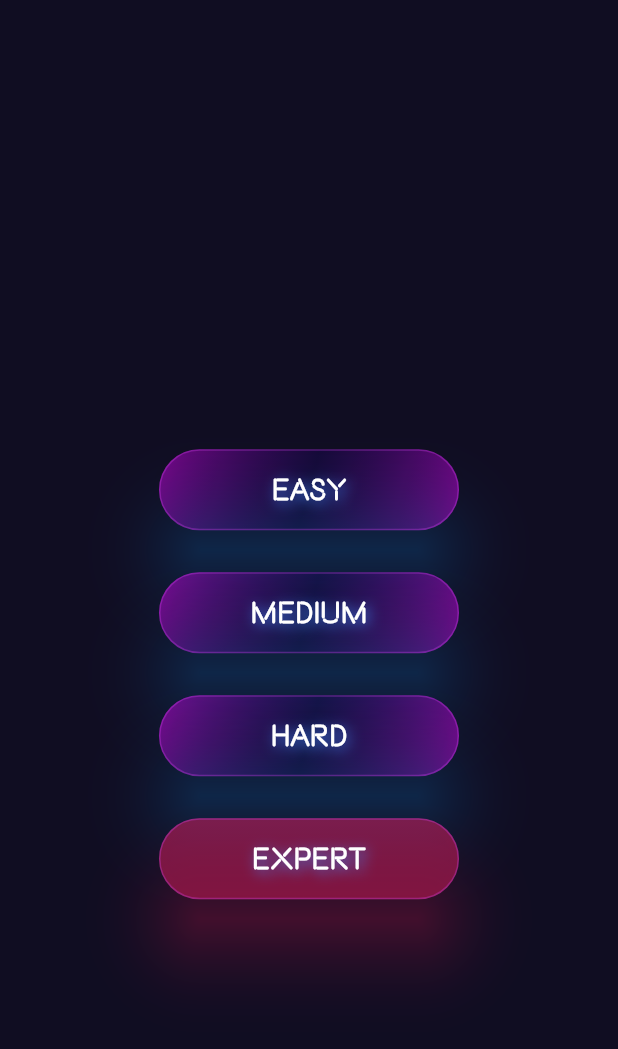
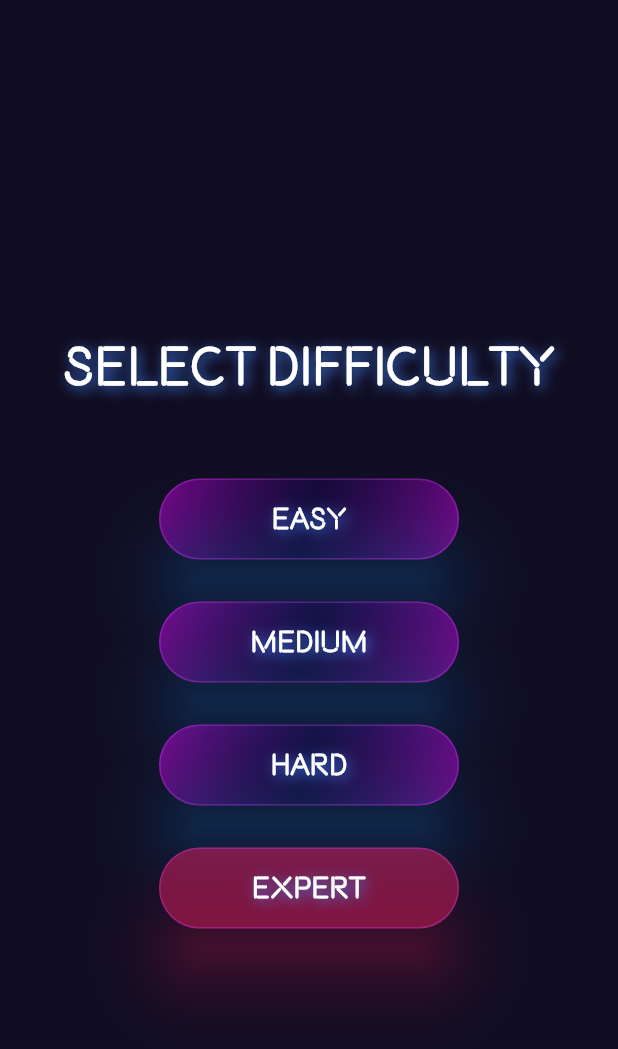
Before and after one commit to yomal-h/tictactoe_mp, a Flutter app: the DifficultyLevelSelectionScreen screen opened by its route, on a phone screen of 412 x 824 dp. Shown: the top 1049 px of the screen. Run offline on Flutter 3.47's test engine with Material 2 defaults, Android fonts, the phone set to English and light mode, and no system bars; our stand-ins replace animated_text_kit, audioplayers, connectivity_plus, cool_alert, fluttericon, lottie and 1 more; missing offline and left inert: custom_timer, share_extend, spring.

Commit message:
modified:   lib/screens/difficulty_level_selection_screen.dart 	modified:   lib/screens/main_menu_game_modes_screen.dart 	modified:   lib/views/tictactoe_offline_multiplayer.dart

```diff
--- a/lib/screens/difficulty_level_selection_screen.dart
+++ b/lib/screens/difficulty_level_selection_screen.dart
@@ -18,6 +18,21 @@ class DifficultyLevelSelectionScreen extends StatelessWidget {
           mainAxisAlignment: MainAxisAlignment.center,
           children: [
             const SizedBox(height: 50),
+            Text(
+              'Select Difficulty',
+              style: TextStyle(
+                fontSize: 40,
+                fontWeight: FontWeight.bold,
+                color: Colors.white,
+                shadows: [
+                  Shadow(
+                    blurRadius: 10.0,
+                    color: Colors.blueAccent.withOpacity(0.9),
+                    offset: Offset(2, 2),
+                  ),
+                ],
+              ),
+            ),
             const SizedBox(height: 55),
             _buildButton(
               context,
```
Also changed, not shown: lib/screens/main_menu_game_modes_screen.dart (+9 -7 lines), lib/views/tictactoe_offline_multiplayer.dart (+13 -2 lines).
